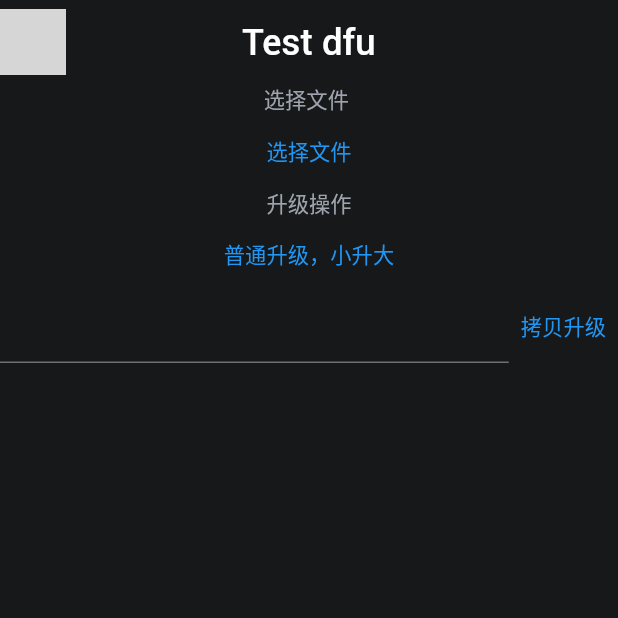
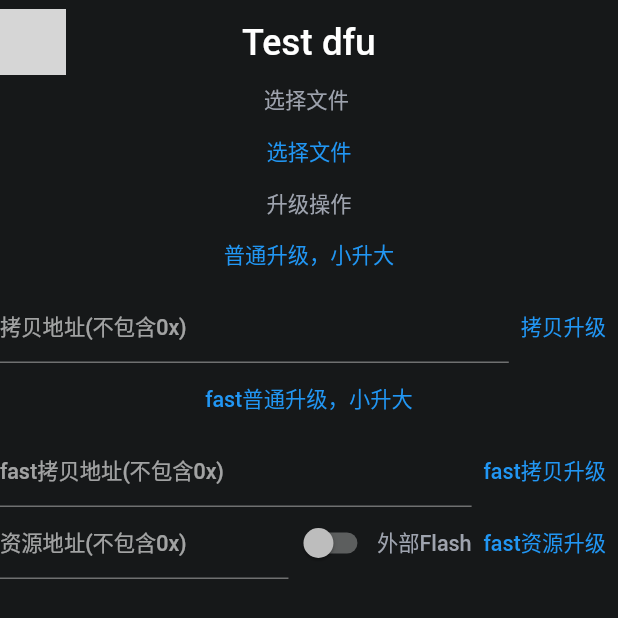
Before and after one commit to windswrold/focusring, a Flutter app: the TestdfuView screen opened by its route, on a phone screen of 412 x 824 dp. Shown: the top 618 px of the screen. Run offline on Flutter 3.47's test engine with Material 2 defaults, Android fonts, the phone set to English and light mode, and no system bars; drawn by our look-alikes of extended_image; our stand-ins replace bot_toast, decimal, device_info_plus, dio, dotted_border, file_picker and 12 more; missing offline and left inert: bottom_picker, drag_and_drop_lists, gif, json_cache, syncfusion_flutter_core; accounts and stored records are empty; statements that could not run were skipped; project files that could hold a hidden picture were left out; grey boxes are pictures that could not be loaded.

Commit message:
Wind：dfu

```diff
--- a/lib/app/modules/find_devices/controllers/find_devices_controller.dart
+++ b/lib/app/modules/find_devices/controllers/find_devices_controller.dart
@@ -66,7 +66,8 @@ class FindDevicesController extends GetxController {
       vmPrint("BluetoothConnectionState ${event.toString()}");
       if (event == BluetoothConnectionState.connected) {
         HWToast.showText(text: "已连接");
-        Get.toNamed(Routes.TESTDFU,arguments: item);
+        KBLEManager.stopScan();
+        Get.toNamed(Routes.TESTDFU, arguments: item);
       }
     });
   }
--- a/lib/app/modules/testdfu/views/testdfu_view.dart
+++ b/lib/app/modules/testdfu/views/testdfu_view.dart
@@ -33,14 +33,67 @@ class TestdfuView extends GetView<TestdfuController> {
             children: [
               Expanded(
                 child: TextField(
-                  controller: controller.textEditingController,
+                  controller: controller.copy1,
+                  decoration: InputDecoration(
+                    hintText: "拷贝地址(不包含0x)",
+                  ),
                 ),
               ),
               TextButton(
                 onPressed: () {
-                  controller.normalDFU();
+                  controller.copyDFU();
                 },
                 child: Text("拷贝升级"),
+              ),
+            ],
+          ),
+          TextButton(
+            onPressed: () {
+              controller.fastDFU();
+            },
+            child: Text("fast普通升级，小升大"),
+          ),
+          Row(
+            children: [
+              Expanded(
+                child: TextField(
+                  controller: controller.copy2,
+                  decoration: InputDecoration(
+                    hintText: "fast拷贝地址(不包含0x)",
+                  ),
+                ),
+              ),
+              TextButton(
+                onPressed: () {
+                  controller.fastCopyDFU();
+                },
+                child: Text("fast拷贝升级"),
+              ),
+            ],
+          ),
+          Row(
+            children: [
+              Expanded(
+                child: TextField(
+                  controller: controller.copy3,
+                  decoration: InputDecoration(
+                    hintText: "资源地址(不包含0x)",
+                  ),
+                ),
+              ),
+              Obx(
+                () => Switch(
+                    value: controller.isExtFlash.value,
+                    onChanged: (e) {
+                      controller.onChange(e);
+                    }),
+              ),
+              Text("外部Flash"),
+              TextButton(
+                onPressed: () {
+                  controller.fastDFUResource();
+                },
+                child: Text("fast资源升级"),
               ),
             ],
           ),
--- a/lib/utils/ble_manager.dart
+++ b/lib/utils/ble_manager.dart
@@ -12,6 +12,22 @@ class KBLEManager {
 
   static Stream<bool> get isScanning {
     return flutterBlue.isScanning;
+  }
+
+  static Stream<void> get onDfuStart {
+    return flutterBlue.onDfuStart;
+  }
+
+  static Stream<String> get onDfuProgress {
+    return flutterBlue.onDfuProgress;
+  }
+
+  static Stream<String> get onDfuError {
+    return flutterBlue.onDfuError;
+  }
+
+  static Stream<void> get onDfuComplete {
+    return flutterBlue.onDfuComplete;
   }
 
   static void startScan(
```
Also changed, not shown: lib/app/modules/find_devices/views/find_devices_view.dart (+6 -3 lines), lib/app/modules/testdfu/controllers/testdfu_controller.dart (+90 -6 lines), plugins/flutter_blue_plus-1.9.3/lib/src/bluetooth_device.dart (+38 -3 lines), plugins/flutter_blue_plus-1.9.3/lib/src/flutter_blue_plus.dart (+55 -9 lines), 38 other files.
